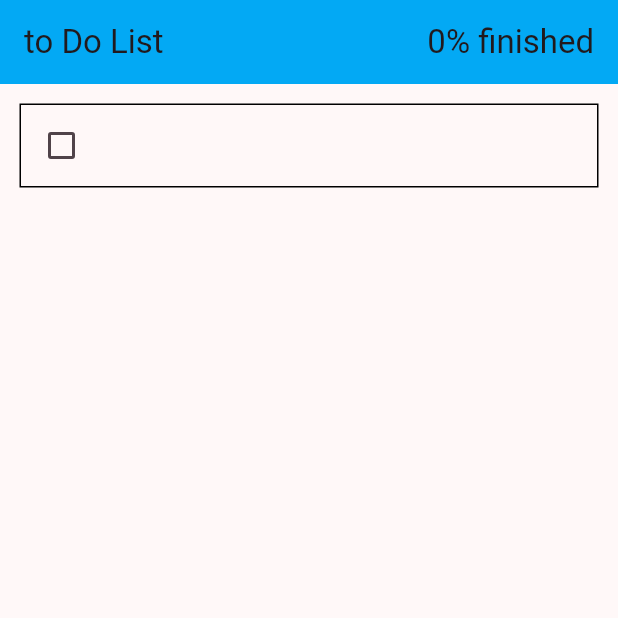
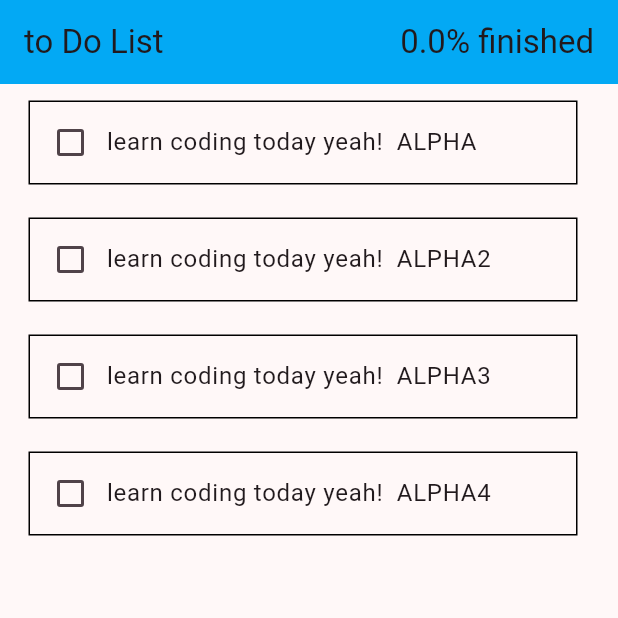
Before and after one commit to GFerhat/flutter_json_exercise, a Flutter app: the screen it shows after launch, on a phone screen of 412 x 824 dp, the top half of it. Run offline on Flutter 3.47's test engine with Material 3 defaults, Android fonts, the phone set to English and light mode, and no system bars; our stand-ins replace flutter_riverpod.

Commit message:
Refactor app structure to use ConsumerWidget and integrate task management with Riverpod

```diff
--- a/lib/appbar_widget.dart
+++ b/lib/appbar_widget.dart
@@ -1,18 +1,23 @@
 import 'package:flutter/material.dart';
+import 'package:flutter_riverpod/flutter_riverpod.dart';
+import 'package:i12_into_012/riverpod_state.dart';
 
-class myAppBar extends StatelessWidget {
+class myAppBar extends ConsumerWidget {
   const myAppBar({
     super.key,
   });
 
   @override
-  Widget build(BuildContext context) {
+  Widget build(BuildContext context, WidgetRef ref) {
+    final listProvider = ref.watch(toDoListProvider);
     return AppBar(
       backgroundColor: Colors.lightBlue,
       title: Row(
         children: [
           Expanded(child: Text("to Do List")),
-          Container(child: Text("0% finished")),
+          Container(
+            child: Text("${listProvider.tasksDoneInPercent()}% finished"),
+          ),
         ],
       ),
     );
--- a/lib/list_page.dart
+++ b/lib/list_page.dart
@@ -1,18 +1,15 @@
 import 'package:flutter/material.dart';
+import 'package:flutter_riverpod/flutter_riverpod.dart';
 import 'package:i12_into_012/appbar_widget.dart';
+import 'package:i12_into_012/list_class.dart';
 import 'package:i12_into_012/list_widget.dart';
+import 'package:i12_into_012/riverpod_state.dart';
 
-class ListPage extends StatefulWidget {
+class ListPage extends ConsumerWidget {
   const ListPage({super.key});
 
-  @override
-  State<ListPage> createState() => ListPageState();
-}
-
-class ListPageState extends State<ListPage> {
-  @override
-  Widget build(BuildContext context) {
-    return const Scaffold(
+  Widget build(BuildContext context, WidgetRef ref) {
+    return Scaffold(
       appBar: PreferredSize(
         preferredSize: const Size.fromHeight(kToolbarHeight),
         child: myAppBar(),
--- a/lib/list_widget.dart
+++ b/lib/list_widget.dart
@@ -1,33 +1,49 @@
 import 'package:flutter/material.dart';
+import 'package:flutter_riverpod/flutter_riverpod.dart';
+import 'package:i12_into_012/list_class.dart';
+import 'package:i12_into_012/riverpod_state.dart';
 
-class todoList extends StatelessWidget {
-  const todoList({super.key});
+class todoList extends ConsumerWidget {
+  todoList({super.key});
   @override
-  Widget build(BuildContext context) {
-    return ListView(
-      children: [
-        Container(
-          margin: EdgeInsets.all(10),
-          child: Column(
-            children: [
-              Container(
+  Widget build(BuildContext context, WidgetRef ref) {
+    final listProvider = ref.watch(toDoListProvider);
+    if (listProvider.tasks.length == 0) {
+      final newTask = Task(task: "learn coding today yeah!  ALPHA");
+      final newTask1 = Task(task: "learn coding today yeah!  ALPHA2");
+      final newTask2 = Task(task: "learn coding today yeah!  ALPHA3");
+      final newTask3 = Task(task: "learn coding today yeah!  ALPHA4");
+      ref.read(toDoListProvider).addTask(newTask);
+      ref.read(toDoListProvider).addTask(newTask1);
+      ref.read(toDoListProvider).addTask(newTask2);
+      ref.read(toDoListProvider).addTask(newTask3);
+    }
+    return ListView.builder(
+      itemCount: listProvider.tasks.length,
+      itemBuilder: (BuildContext context, int index) {
+        return ListTile(
+          title: Container(
             padding: EdgeInsets.all(3),
             margin: EdgeInsets.all(3),
             decoration: BoxDecoration(
               border: Border.all(color: Colors.black),
             ),
-
             child: Row(
               children: [
-                    Checkbox(value: false, onChanged: (bool? x) {}),
-                    Text(""),
+                Checkbox(
+                  value: listProvider.tasks[index].isDone,
+                  onChanged: (bool? x) {
+                    ref
+                        .read(toDoListProvider.notifier)
+                        .toggle(listProvider.tasks[index].id);
+                  },
+                ),
+                Text("${listProvider.tasks[index].task}"),
               ],
             ),
           ),
-            ],
-          ),
-        ),
-      ],
+        );
+      },
     );
   }
 }
--- a/lib/main.dart
+++ b/lib/main.dart
@@ -1,15 +1,18 @@
 import 'package:flutter/material.dart';
+import 'package:flutter_riverpod/flutter_riverpod.dart';
 import 'package:i12_into_012/list_page.dart';
 
 void main() {
-  runApp(const MyApp());
+  runApp(const ProviderScope(child: MyApp()));
 }
 
-class MyApp extends StatelessWidget {
+///THIS IS THE MAIM APP
+class MyApp extends ConsumerWidget {
+  ///THIS IS THE MAIM APP
   const MyApp({super.key});
 
   @override
-  Widget build(BuildContext context) {
+  Widget build(BuildContext context, WidgetRef ref) {
     return MaterialApp(
       debugShowCheckedModeBanner: false,
       title: 'todoJson',
--- a/lib/riverpod_state.dart
+++ b/lib/riverpod_state.dart
@@ -1,5 +1,5 @@
+import 'package:flutter_riverpod/flutter_riverpod.dart';
 import 'package:i12_into_012/list_class.dart';
-import 'package:flutter_riverpod/flutter_riverpod.dart';
 
 class ToDoNotifier extends Notifier<ToDoList> {
   @override
@@ -20,3 +20,7 @@ class ToDoNotifier extends Notifier<ToDoList> {
     }
   }
 }
+
+final toDoListProvider = NotifierProvider<ToDoNotifier, ToDoList>(
+  () => ToDoNotifier(),
+);
```
Lines whose indentation alone changed are shown as unchanged.
